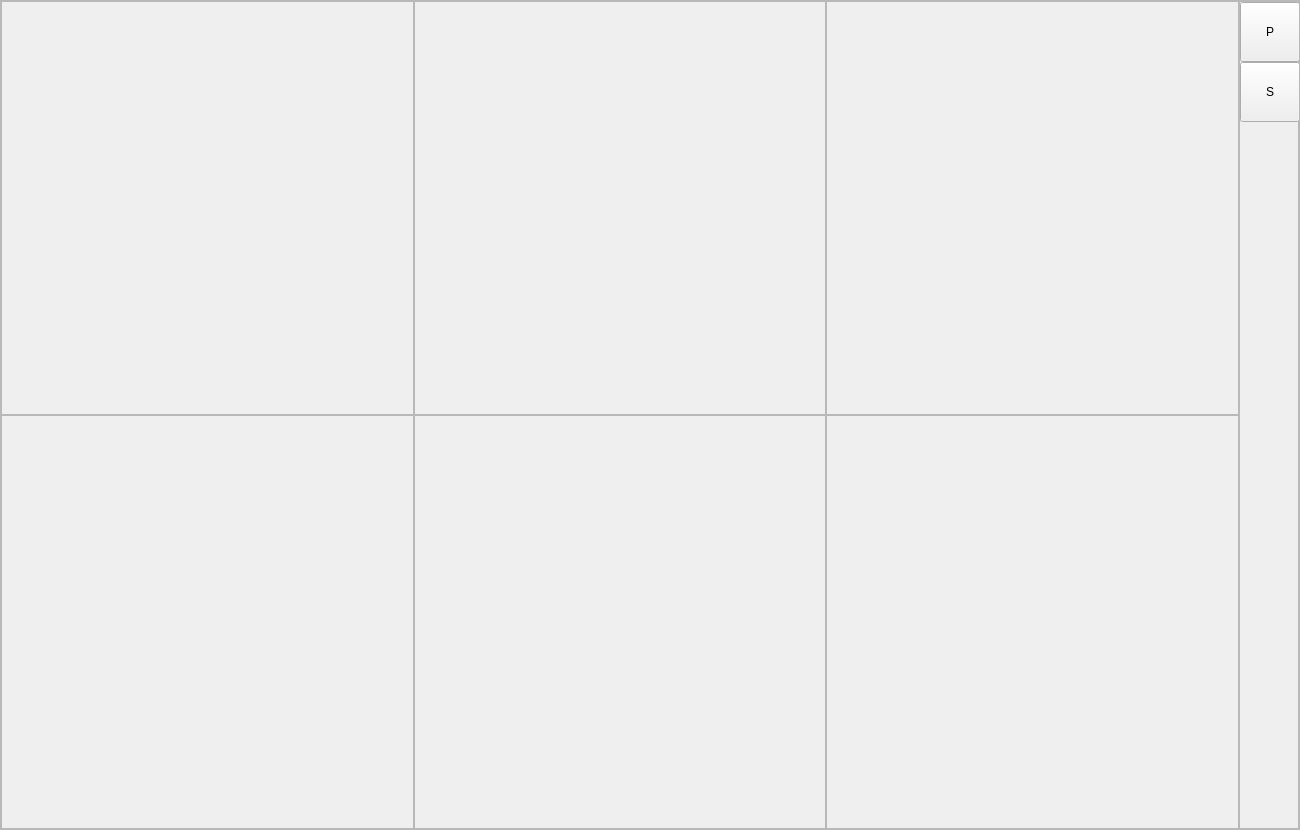
Before: the Qt Designer form MyEverydayApp/src/mainwindow.ui in Gusarov2906/MyEverydayApp, drawn with Qt 5.
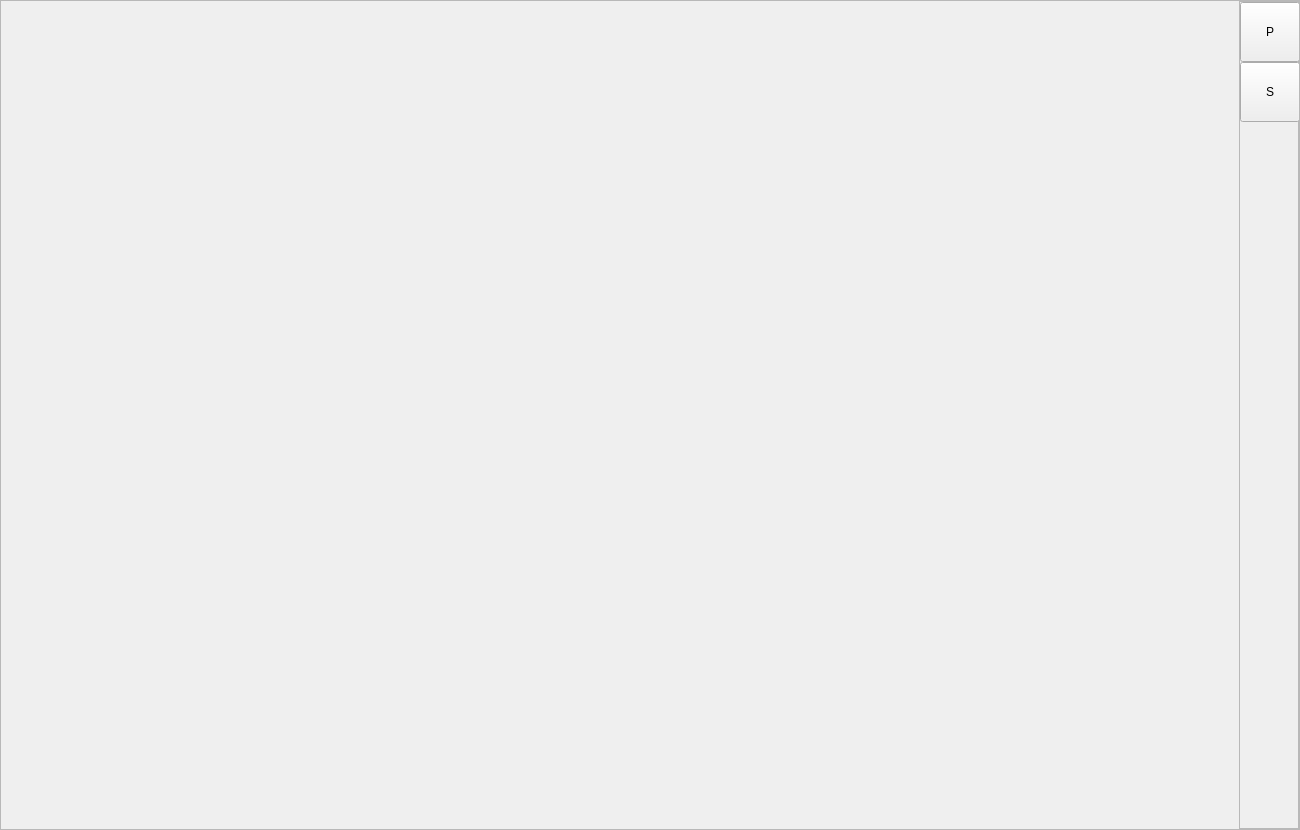
After: the same form once the commit is applied.

The edit to the form file:
```diff
--- a/MyEverydayApp/src/mainwindow.ui
+++ b/MyEverydayApp/src/mainwindow.ui
@@ -109,7 +109,7 @@
            <item>
             <layout class="QGridLayout" name="gridLayout">
              <item row="0" column="0">
-              <widget class="QFrame" name="frame00">
+              <widget class="QWidget" name="widget00" native="true">
                <property name="sizePolicy">
                 <sizepolicy hsizetype="Preferred" vsizetype="Preferred">
                  <horstretch>0</horstretch>
@@ -128,12 +128,6 @@
                  <height>500</height>
                 </size>
                </property>
-               <property name="frameShape">
-                <enum>QFrame::StyledPanel</enum>
-               </property>
-               <property name="frameShadow">
-                <enum>QFrame::Raised</enum>
-               </property>
                <layout class="QVBoxLayout" name="verticalLayout_5">
                 <property name="spacing">
                  <number>0</number>
@@ -153,85 +147,11 @@
                 <property name="bottomMargin">
                  <number>0</number>
                 </property>
-                <item>
-                 <widget class="QWidget" name="widget00" native="true">
-                  <property name="minimumSize">
-                   <size>
-                    <width>400</width>
-                    <height>400</height>
-                   </size>
-                  </property>
-                  <property name="maximumSize">
-                   <size>
-                    <width>400</width>
-                    <height>400</height>
-                   </size>
-                  </property>
-                  <property name="contextMenuPolicy">
-                   <enum>Qt::PreventContextMenu</enum>
-                  </property>
-                 </widget>
-                </item>
-               </layout>
-              </widget>
-             </item>
-             <item row="1" column="1">
-              <widget class="QFrame" name="frame11">
-               <property name="minimumSize">
-                <size>
-                 <width>400</width>
-                 <height>400</height>
-                </size>
-               </property>
-               <property name="maximumSize">
-                <size>
-                 <width>500</width>
-                 <height>500</height>
-                </size>
-               </property>
-               <property name="frameShape">
-                <enum>QFrame::StyledPanel</enum>
-               </property>
-               <property name="frameShadow">
-                <enum>QFrame::Raised</enum>
-               </property>
-               <layout class="QVBoxLayout" name="verticalLayout_9">
-                <property name="spacing">
-                 <number>0</number>
-                </property>
-                <property name="leftMargin">
-                 <number>0</number>
-                </property>
-                <property name="topMargin">
-                 <number>0</number>
-                </property>
-                <property name="rightMargin">
-                 <number>0</number>
-                </property>
-                <property name="bottomMargin">
-                 <number>0</number>
-                </property>
-                <item>
-                 <widget class="QWidget" name="widget11" native="true">
-                  <property name="minimumSize">
-                   <size>
-                    <width>400</width>
-                    <height>400</height>
-                   </size>
-                  </property>
-                  <property name="maximumSize">
-                   <size>
-                    <width>400</width>
-                    <height>400</height>
-                   </size>
-                  </property>
-                 </widget>
-                </item>
                </layout>
               </widget>
              </item>
              <item row="0" column="1">
-              <widget class="QFrame" name="frame01">
+              <widget class="QWidget" name="widget01" native="true">
                <property name="minimumSize">
                 <size>
                  <width>400</width>
@@ -244,12 +164,6 @@
                  <height>500</height>
                 </size>
                </property>
-               <property name="frameShape">
-                <enum>QFrame::StyledPanel</enum>
-               </property>
-               <property name="frameShadow">
-                <enum>QFrame::Raised</enum>
-               </property>
                <layout class="QVBoxLayout" name="verticalLayout_6">
                 <property name="spacing">
                  <number>0</number>
@@ -269,82 +183,11 @@
                 <property name="bottomMargin">
                  <number>0</number>
                 </property>
-                <item>
-                 <widget class="QWidget" name="widget01" native="true">
-                  <property name="minimumSize">
-                   <size>
-                    <width>400</width>
-                    <height>400</height>
-                   </size>
-                  </property>
-                  <property name="maximumSize">
-                   <size>
-                    <width>400</width>
-                    <height>400</height>
-                   </size>
-                  </property>
-                 </widget>
-                </item>
-               </layout>
-              </widget>
-             </item>
-             <item row="1" column="2">
-              <widget class="QFrame" name="frame12">
-               <property name="minimumSize">
-                <size>
-                 <width>400</width>
-                 <height>397</height>
-                </size>
-               </property>
-               <property name="maximumSize">
-                <size>
-                 <width>500</width>
-                 <height>500</height>
-                </size>
-               </property>
-               <property name="frameShape">
-                <enum>QFrame::StyledPanel</enum>
-               </property>
-               <property name="frameShadow">
-                <enum>QFrame::Raised</enum>
-               </property>
-               <layout class="QVBoxLayout" name="verticalLayout_10">
-                <property name="spacing">
-                 <number>0</number>
-                </property>
-                <property name="leftMargin">
-                 <number>0</number>
-                </property>
-                <property name="topMargin">
-                 <number>0</number>
-                </property>
-                <property name="rightMargin">
-                 <number>0</number>
-                </property>
-                <property name="bottomMargin">
-                 <number>0</number>
-                </property>
-                <item>
-                 <widget class="QWidget" name="widget12" native="true">
-                  <property name="minimumSize">
-                   <size>
-                    <width>400</width>
-                    <height>400</height>
-                   </size>
-                  </property>
-                  <property name="maximumSize">
-                   <size>
-                    <width>400</width>
-                    <height>400</height>
-                   </size>
-                  </property>
-                 </widget>
-                </item>
                </layout>
               </widget>
              </item>
              <item row="0" column="2">
-              <widget class="QFrame" name="frame02">
+              <widget class="QWidget" name="widget02" native="true">
                <property name="minimumSize">
                 <size>
                  <width>400</width>
@@ -357,12 +200,6 @@
                  <height>500</height>
                 </size>
                </property>
-               <property name="frameShape">
-                <enum>QFrame::StyledPanel</enum>
-               </property>
-               <property name="frameShadow">
-                <enum>QFrame::Raised</enum>
-               </property>
                <layout class="QVBoxLayout" name="verticalLayout_7">
                 <property name="spacing">
                  <number>0</number>
@@ -379,27 +216,11 @@
                 <property name="bottomMargin">
                  <number>0</number>
                 </property>
-                <item>
-                 <widget class="QWidget" name="widget02" native="true">
-                  <property name="minimumSize">
-                   <size>
-                    <width>400</width>
-                    <height>400</height>
-                   </size>
-                  </property>
-                  <property name="maximumSize">
-                   <size>
-                    <width>400</width>
-                    <height>400</height>
-                   </size>
-                  </property>
-                 </widget>
-                </item>
                </layout>
               </widget>
              </item>
              <item row="1" column="0">
-              <widget class="QFrame" name="frame10">
+              <widget class="QWidget" name="widget10" native="true">
                <property name="sizePolicy">
                 <sizepolicy hsizetype="Preferred" vsizetype="Preferred">
                  <horstretch>0</horstretch>
@@ -418,12 +239,6 @@
                  <height>500</height>
                 </size>
                </property>
-               <property name="frameShape">
-                <enum>QFrame::StyledPanel</enum>
-               </property>
-               <property name="frameShadow">
-                <enum>QFrame::Raised</enum>
-               </property>
                <layout class="QVBoxLayout" name="verticalLayout_8">
                 <property name="spacing">
                  <number>0</number>
@@ -440,22 +255,72 @@
                 <property name="bottomMargin">
                  <number>0</number>
                 </property>
-                <item>
-                 <widget class="QWidget" name="widget10" native="true">
-                  <property name="minimumSize">
-                   <size>
-                    <width>400</width>
-                    <height>400</height>
-                   </size>
-                  </property>
-                  <property name="maximumSize">
-                   <size>
-                    <width>400</width>
-                    <height>400</height>
-                   </size>
-                  </property>
-                 </widget>
-                </item>
+               </layout>
+              </widget>
+             </item>
+             <item row="1" column="2">
+              <widget class="QWidget" name="widget12" native="true">
+               <property name="minimumSize">
+                <size>
+                 <width>400</width>
+                 <height>400</height>
+                </size>
+               </property>
+               <property name="maximumSize">
+                <size>
+                 <width>500</width>
+                 <height>500</height>
+                </size>
+               </property>
+               <layout class="QVBoxLayout" name="verticalLayout_10">
+                <property name="spacing">
+                 <number>0</number>
+                </property>
+                <property name="leftMargin">
+                 <number>0</number>
+                </property>
+                <property name="topMargin">
+                 <number>0</number>
+                </property>
+                <property name="rightMargin">
+                 <number>0</number>
+                </property>
+                <property name="bottomMargin">
+                 <number>0</number>
+                </property>
+               </layout>
+              </widget>
+             </item>
+             <item row="1" column="1">
+              <widget class="QWidget" name="widget11" native="true">
+               <property name="minimumSize">
+                <size>
+                 <width>400</width>
+                 <height>400</height>
+                </size>
+               </property>
+               <property name="maximumSize">
+                <size>
+                 <width>500</width>
+                 <height>500</height>
+                </size>
+               </property>
+               <layout class="QVBoxLayout" name="verticalLayout_9">
+                <property name="spacing">
+                 <number>0</number>
+                </property>
+                <property name="leftMargin">
+                 <number>0</number>
+                </property>
+                <property name="topMargin">
+                 <number>0</number>
+                </property>
+                <property name="rightMargin">
+                 <number>0</number>
+                </property>
+                <property name="bottomMargin">
+                 <number>0</number>
+                </property>
                </layout>
               </widget>
              </item>
```
